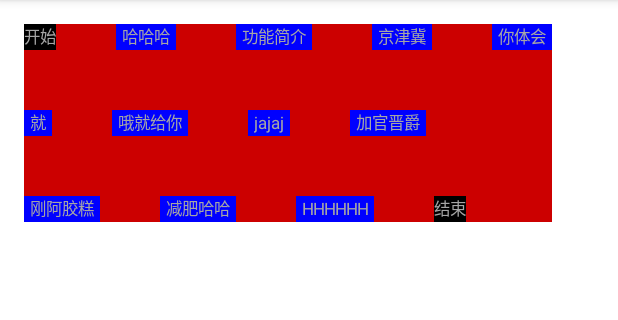
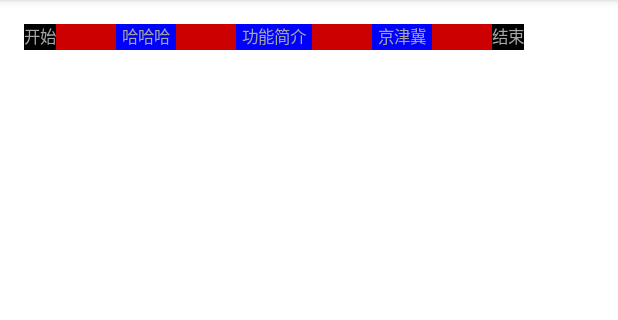
Before and after one commit to bubian/FastUi, an Android app: the screen it shows after launch (MainActivity), on a phone screen of 412 x 824 dp, the part 84-404 px from its top. Run offline under Robolectric (Android 15) with nearby library versions, the phone set to English and light mode, and no system bars; Roboto replaces fonts that are not available here.

Commit message:
[Feat:master]:建立ui库

```diff
--- a/CommonUi/src/main/java/com/pds/fast/ui/common/FastFlowLayout.java
+++ b/CommonUi/src/main/java/com/pds/fast/ui/common/FastFlowLayout.java
@@ -133,7 +133,10 @@ public class FastFlowLayout extends ViewGroup {
 
     @Override
     protected void onMeasure(int widthMeasureSpec, int heightMeasureSpec) {
-
+        if (maxRow <= 0) {
+            setMeasuredDimension(0, 0);
+            return;
+        }
         int sizeWidth = MeasureSpec.getSize(widthMeasureSpec);
         int modeWidth = MeasureSpec.getMode(widthMeasureSpec);
         int sizeHeight = MeasureSpec.getSize(heightMeasureSpec);
@@ -207,7 +210,7 @@ public class FastFlowLayout extends ViewGroup {
                         lineWidth += childWidth;
                         lineHeight = Math.max(lineHeight, childHeight);
                     }
-                    if (i != (cCount - 1)){
+                    if (i != (cCount - 1)) {
                         lineWidth += horizontalCap;
                     }
                 } else {
@@ -228,6 +231,9 @@ public class FastFlowLayout extends ViewGroup {
 
     @Override
     protected void onLayout(boolean changed, int l, int t, int r, int b) {
+        if (maxRow <= 0) {
+            return;
+        }
         // 当前ViewGroup的宽度
         int width = getWidth();
 
--- a/app/src/main/java/com/pds/fast/example/MainActivity.kt
+++ b/app/src/main/java/com/pds/fast/example/MainActivity.kt
@@ -15,7 +15,8 @@ class MainActivity : AppCompatActivity() {
             setEndText("结束")
             setHorizontalCap(60)
             setVerticalCap(60)
-            setData("哈哈哈,功能简介,京津冀,你体会,就,哦就给你,jajaj,加官晋爵,刚阿胶糕,减肥哈哈,HHHHHH", ",")
+            setMaxRow(1)
+            setData("哈哈哈,功能简介,京津冀,你体会,就,哦就给你,jajaj,加官晋爵,刚阿胶糕,哈,HHHHHH,功能简介,京津冀,你体会,就,哦就给你,jajaj,晋爵,刚阿胶糕,减肥哈哈,HHHHHH", ",")
         }
     }
 }
```
